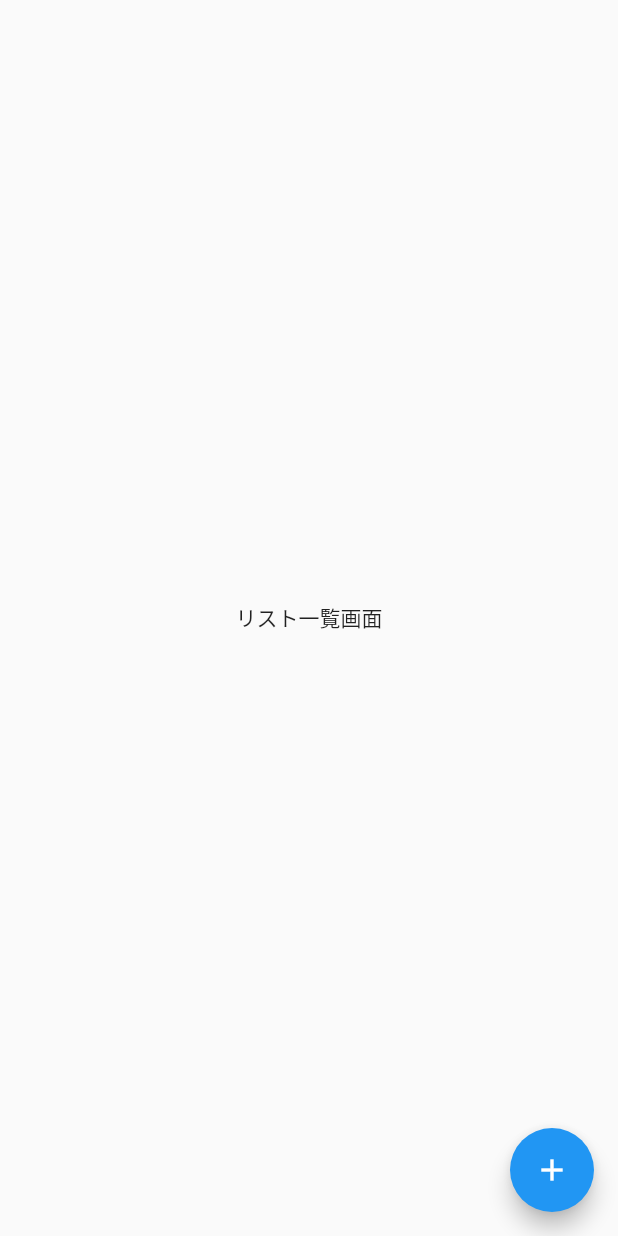
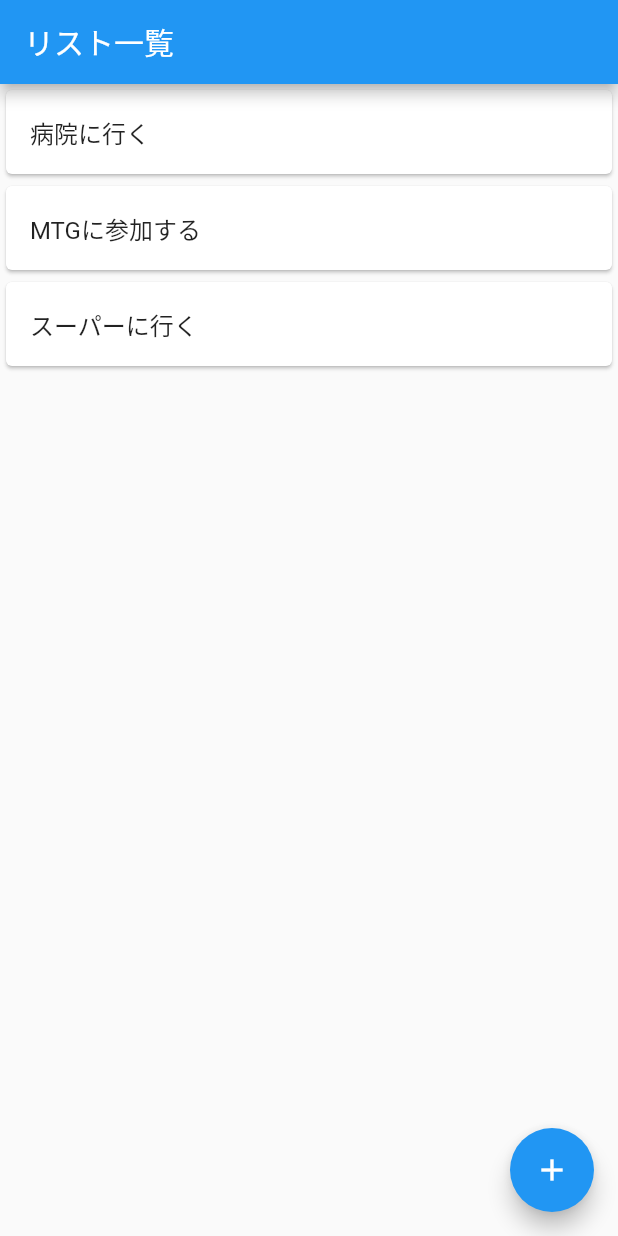
Before and after one commit to harutokun0705/flutter_todo, a Flutter app: the screen it shows after launch, on a phone screen of 412 x 824 dp. Run offline on Flutter 3.47's test engine with Material 2 defaults, Android fonts, the light colour scheme and no system bars.

Commit message:
Modify:todo一覧リスト追加

```diff
--- a/lib/main.dart
+++ b/lib/main.dart
@@ -22,9 +22,24 @@
   @override
   Widget build(BuildContext context) {
     return Scaffold(
-      body: Center(
-        child: Text('リスト一覧画面'),
-      ),
+      appBar: AppBar(title: Text('リスト一覧')),
+      body: ListView(children: [
+        Card(
+          child: ListTile(
+            title: Text('病院に行く'),
+          ),
+        ),
+        Card(
+          child: ListTile(
+            title: Text('MTGに参加する'),
+          ),
+        ),
+        Card(
+          child: ListTile(
+            title: Text('スーパーに行く'),
+          ),
+        ),
+      ],),
       floatingActionButton: FloatingActionButton(
         onPressed: () {
           Navigator.of(context).push(
```
